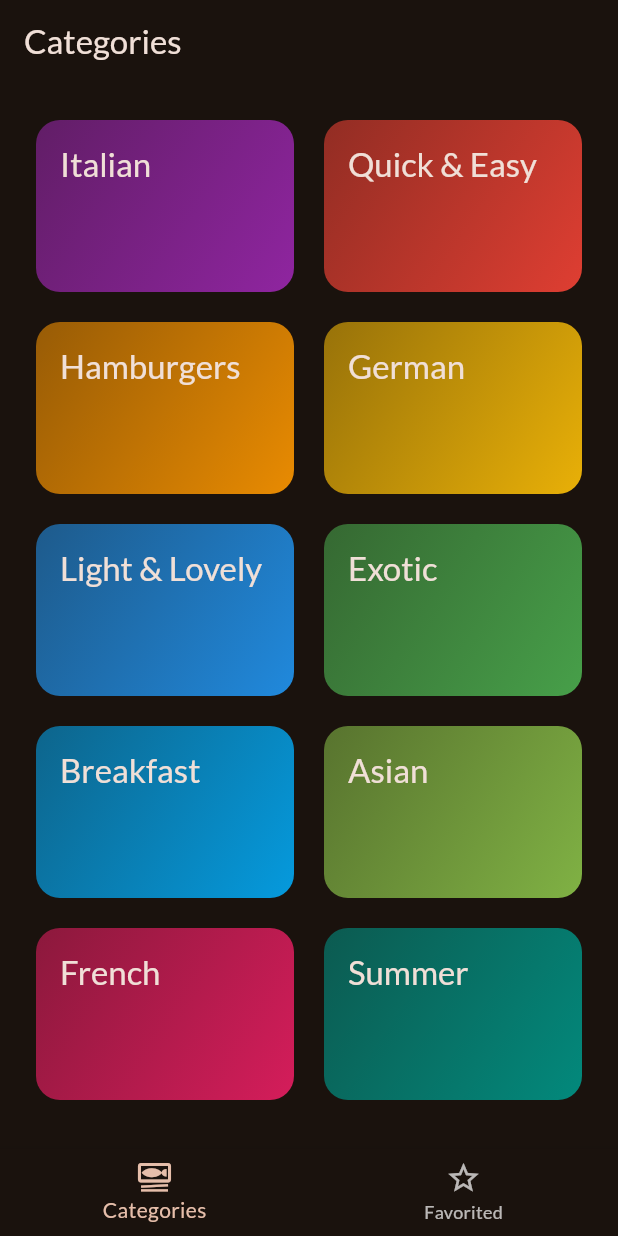
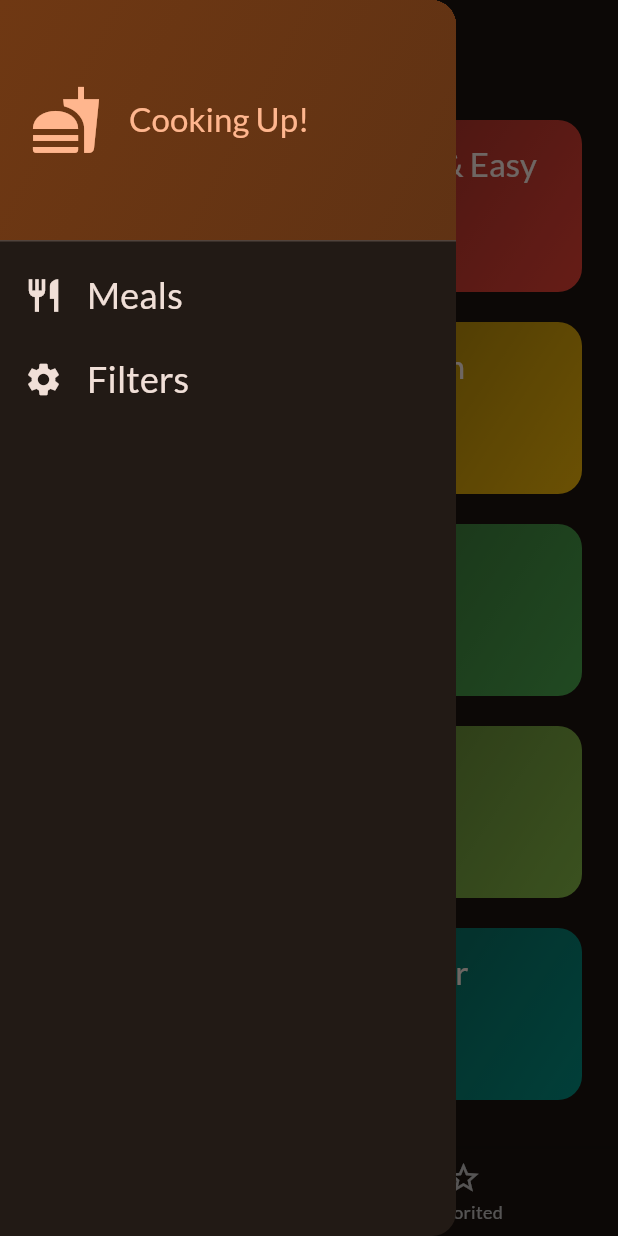
Before and after one commit to Zoro-chi/MealApp, a Flutter app: the screen it shows after launch, with the side drawer open (before the commit the screen has no drawer), on a phone screen of 412 x 824 dp. Run offline on Flutter 3.47's test engine with Material 3 defaults, Android fonts, the phone set to English and light mode, and no system bars; our stand-ins replace google_fonts, transparent_image.

Commit message:
added filter functionality and drawer

```diff
--- a/lib/screens/categories.dart
+++ b/lib/screens/categories.dart
@@ -2,14 +2,19 @@ import 'package:flutter/material.dart';
 
 import 'package:meal_app/data/dummy_data.dart';
 import 'package:meal_app/models/category.dart';
+import 'package:meal_app/models/meal.dart';
 import 'package:meal_app/screens/meals.dart';
 import 'package:meal_app/widgets/category_grid_item.dart';
 
 class CategoriesScreen extends StatelessWidget {
-  const CategoriesScreen({super.key});
+  const CategoriesScreen(this.onToggleFavorite, this.availableMeals,
+      {super.key});
+
+  final void Function(Meal meal) onToggleFavorite;
+  final List<Meal> availableMeals;
 
   void _selectCategory(BuildContext context, Category category) {
-    final filteredMeals = dummyMeals
+    final filteredMeals = availableMeals
         .where((meal) => meal.categories.contains(category.id))
         .toList();
 
@@ -19,6 +24,7 @@ class CategoriesScreen extends StatelessWidget {
         return MealsScreen(
           title: category.title,
           meals: filteredMeals,
+          onToggleFavorite: onToggleFavorite,
         );
       }),
     );
--- a/lib/screens/tabs.dart
+++ b/lib/screens/tabs.dart
@@ -1,6 +1,18 @@
 import 'package:flutter/material.dart';
+import 'package:meal_app/data/dummy_data.dart';
+
+import 'package:meal_app/models/meal.dart';
 import 'package:meal_app/screens/categories.dart';
+import 'package:meal_app/screens/filters.dart';
 import 'package:meal_app/screens/meals.dart';
+import 'package:meal_app/widgets/main_drawer.dart';
+
+const kInitialFilters = {
+  Filter.glutenFree: false,
+  Filter.lactoseFree: false,
+  Filter.vegetarian: false,
+  Filter.vegan: false,
+};
 
 class TabsScreen extends StatefulWidget {
   const TabsScreen({super.key});
@@ -11,6 +23,33 @@ class TabsScreen extends StatefulWidget {
 
 class _TabsScreenState extends State<TabsScreen> {
   int _selectedPageIndex = 0;
+  final List<Meal> _favoritedMeals = [];
+  Map<Filter, bool> _selectedFilters = kInitialFilters;
+
+  void _showInfoMessage(String message) {
+    ScaffoldMessenger.of(context).clearSnackBars();
+    ScaffoldMessenger.of(context).showSnackBar(
+      SnackBar(
+        content: Text(message),
+      ),
+    );
+  }
+
+  void _toggleFavorite(Meal meal) {
+    final isExisting = _favoritedMeals.contains(meal);
+
+    if (isExisting) {
+      setState(() {
+        _favoritedMeals.remove(meal);
+      });
+      _showInfoMessage("Removed from favorites");
+    } else {
+      setState(() {
+        _favoritedMeals.add(meal);
+      });
+      _showInfoMessage("Added to favorites");
+    }
+  }
 
   void _selectPage(int index) {
     setState(() {
@@ -18,13 +57,43 @@ class _TabsScreenState extends State<TabsScreen> {
     });
   }
 
+  void _setScreen(String identifier) async {
+    Navigator.of(context).pop();
+    if (identifier == "filters") {
+      final result = await Navigator.of(context).push<Map<Filter, bool>>(
+        MaterialPageRoute(
+          builder: (ctx) => FiltersScreen(_selectedFilters),
+        ),
+      );
+      setState(() {
+        _selectedFilters = result ?? kInitialFilters;
+      });
+    }
+  }
+
   @override
   Widget build(BuildContext context) {
-    Widget activePage = const CategoriesScreen();
+    final availableMeals = dummyMeals.where((meal) {
+      if (_selectedFilters[Filter.glutenFree]! && !meal.isGlutenFree) {
+        return false;
+      }
+      if (_selectedFilters[Filter.lactoseFree]! && !meal.isLactoseFree) {
+        return false;
+      }
+      if (_selectedFilters[Filter.vegetarian]! && !meal.isVegetarian) {
+        return false;
+      }
+      if (_selectedFilters[Filter.vegan]! && !meal.isVegan) {
+        return false;
+      }
+      return true;
+    }).toList();
+    Widget activePage = CategoriesScreen(_toggleFavorite, availableMeals);
     var activePageTitle = "Categories";
 
     if (_selectedPageIndex == 1) {
-      activePage = const MealsScreen(title: 'Favorites', meals: []);
+      activePage = MealsScreen(
+          meals: _favoritedMeals, onToggleFavorite: _toggleFavorite);
       activePageTitle = "Favorites";
     }
 
@@ -32,6 +101,7 @@ class _TabsScreenState extends State<TabsScreen> {
       appBar: AppBar(
         title: Text(activePageTitle),
       ),
+      drawer: MainDrawer(_setScreen),
       body: activePage,
       bottomNavigationBar: BottomNavigationBar(
         onTap: _selectPage,
--- /dev/null
+++ b/lib/widgets/main_drawer.dart
@@ -0,0 +1,80 @@
+import 'package:flutter/material.dart';
+
+class MainDrawer extends StatelessWidget {
+  const MainDrawer(this.onSelectScreen, {super.key});
+
+  final void Function(String identifier) onSelectScreen;
+
+  @override
+  Widget build(BuildContext context) {
+    return Drawer(
+      child: Column(
+        children: [
+          DrawerHeader(
+            padding: const EdgeInsets.all(20),
+            decoration: BoxDecoration(
+              gradient: LinearGradient(
+                colors: [
+                  Theme.of(context).colorScheme.primaryContainer,
+                  Theme.of(context)
+                      .colorScheme
+                      .primaryContainer
+                      .withOpacity(0.8),
+                ],
+                begin: Alignment.topLeft,
+                end: Alignment.bottomRight,
+              ),
+            ),
+            child: Row(
+              children: [
+                Icon(Icons.fastfood,
+                    size: 48, color: Theme.of(context).colorScheme.primary),
+                const SizedBox(width: 18),
+                Text(
+                  "Cooking Up!",
+                  style: Theme.of(context).textTheme.titleLarge!.copyWith(
+                        color: Theme.of(context).colorScheme.primary,
+                      ),
+                ),
+              ],
+            ),
+          ),
+          ListTile(
+            leading: Icon(
+              Icons.restaurant,
+              size: 26,
+              color: Theme.of(context).colorScheme.onSurface,
+            ),
+            title: Text(
+              "Meals",
+              style: Theme.of(context).textTheme.titleSmall!.copyWith(
+                    color: Theme.of(context).colorScheme.onSurface,
+                    fontSize: 24,
+                  ),
+            ),
+            onTap: () {
+              onSelectScreen("meals");
+            },
+          ),
+          ListTile(
+            leading: Icon(
+              Icons.settings,
+              size: 26,
+              color: Theme.of(context).colorScheme.onSurface,
+            ),
+            title: Text(
+              "Filters",
+              style: Theme.of(context).textTheme.titleSmall!.copyWith(
+                    color: Theme.of(context).colorScheme.onSurface,
+                    fontSize: 24,
+                  ),
+            ),
+            onTap: () {
+              onSelectScreen("filters");
+            },
+          ),
+        ],
+      ),
+    );
+  }
+}
```
Also changed, not shown: lib/screens/filters.dart (added, +173 -0 lines), lib/screens/meal_details.dart (+10 -1 lines), lib/screens/meals.dart (+17 -7 lines).
